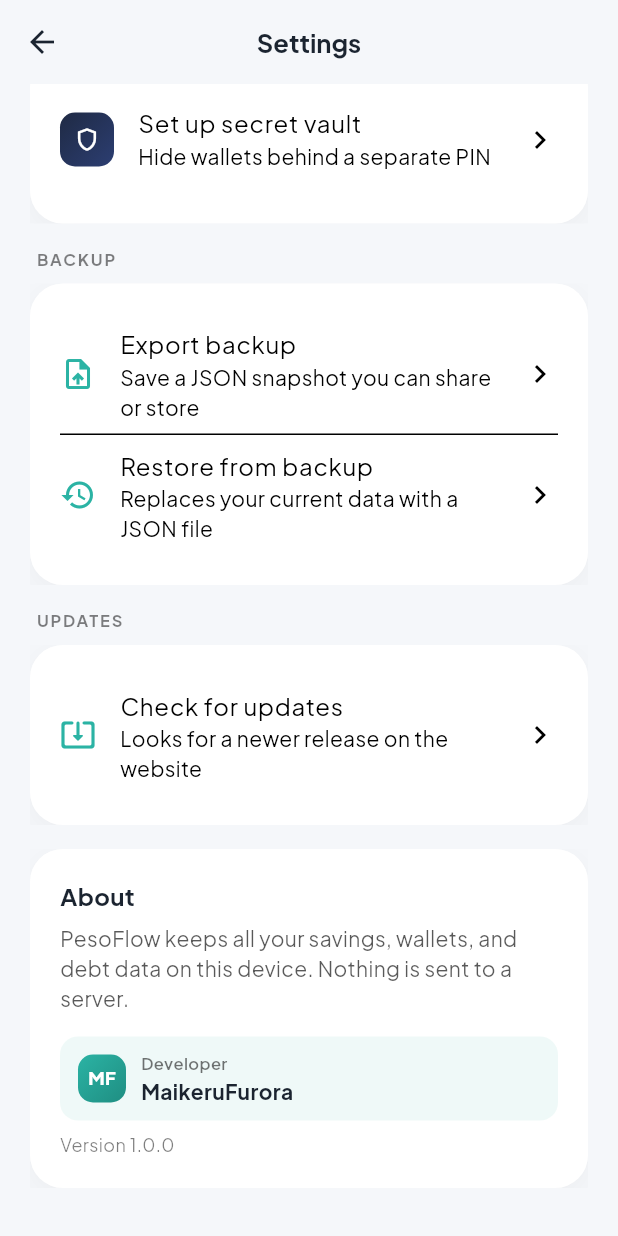
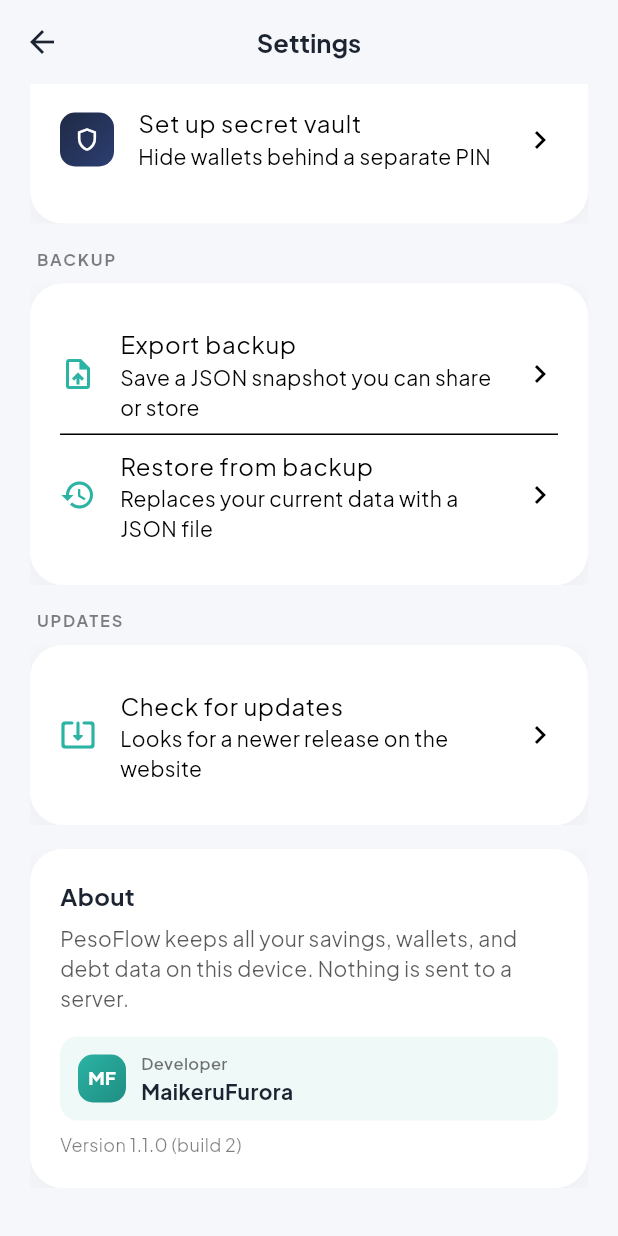
Before and after one commit to MaikeruFurora/pesoflow, a Flutter app: the SettingsScreen screen opened directly, scrolled down 505 dp, on a phone screen of 412 x 824 dp. Run offline on Flutter 3.47's test engine with Material 3 defaults, Android fonts, the phone set to English and light mode, and no system bars; our stand-ins replace file_picker, fl_chart, google_fonts, hive_flutter, local_auth, package_info_plus and 1 more; accounts and stored records are empty.

Commit message:
setting version

```diff
--- a/lib/screens/settings_screen.dart
+++ b/lib/screens/settings_screen.dart
@@ -2,6 +2,7 @@ import 'dart:io';
 
 import 'package:file_picker/file_picker.dart';
 import 'package:flutter/material.dart';
+import 'package:package_info_plus/package_info_plus.dart';
 import 'package:provider/provider.dart';
 import 'package:share_plus/share_plus.dart';
 
@@ -28,6 +29,9 @@ class _SettingsScreenState extends State<SettingsScreen> {
   String? _bioError;
   bool _busyBackup = false;
 
+  String _appVersion = '';
+  String _appBuild = '';
+
   @override
   void initState() {
     super.initState();
@@ -35,6 +39,16 @@ class _SettingsScreenState extends State<SettingsScreen> {
     _bio = storage.biometricEnabled;
     _autoLock = storage.autoLockMinutes;
     _checkBio();
+    _loadAppVersion();
+  }
+
+  Future<void> _loadAppVersion() async {
+    final info = await PackageInfo.fromPlatform();
+    if (!mounted) return;
+    setState(() {
+      _appVersion = info.version;
+      _appBuild = info.buildNumber;
+    });
   }
 
   Future<void> _checkBio() async {
@@ -508,7 +522,9 @@ class _SettingsScreenState extends State<SettingsScreen> {
                 ),
                 const SizedBox(height: 8),
                 Text(
-                  'Version 1.0.0',
+                  _appVersion.isEmpty
+                      ? 'Version …'
+                      : 'Version $_appVersion (build $_appBuild)',
                   style: TextStyle(
                     fontSize: 12,
                     color: Theme.of(context)
```
